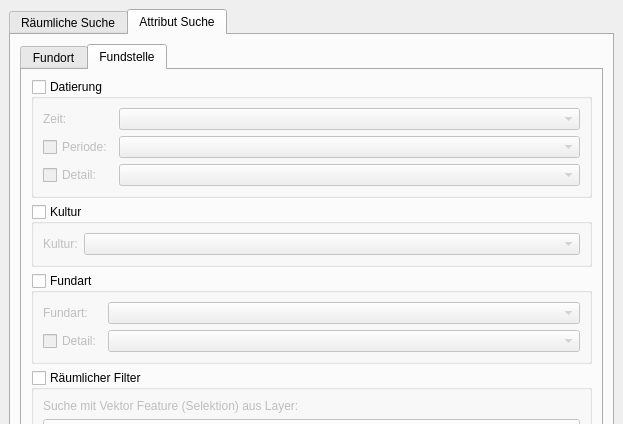
APIS-Luftbildarchiv/APIS3, file APIS/ui/apis_search.ui: the form before one commit; both pictures show x 0 to 623 and y 0 to 424 of the 623 by 1186 pixel window.
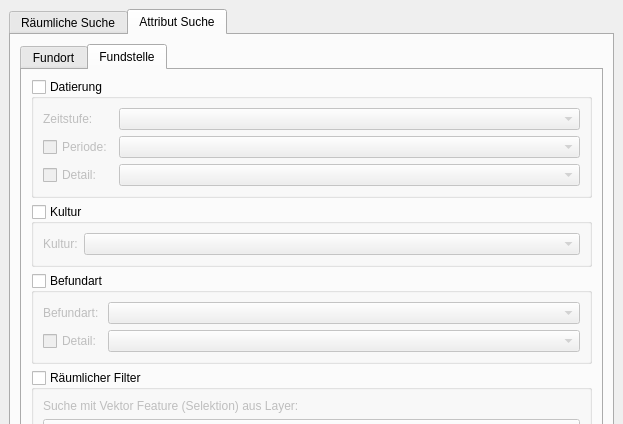
The form after the commit. The open tabs and pages were chosen to show the change. Icons and pictures are not drawn. Custom widgets are drawn as their Qt base class.

```diff
--- a/APIS/ui/apis_search.ui
+++ b/APIS/ui/apis_search.ui
@@ -566,7 +566,7 @@
                <item row="0" column="0">
                 <widget class="QLabel" name="label_3">
                  <property name="text">
-                  <string>Zeit:</string>
+                  <string>Zeitstufe:</string>
                  </property>
                 </widget>
                </item>
@@ -614,7 +614,7 @@
                <bool>true</bool>
               </property>
               <property name="title">
-               <string>Fundart</string>
+               <string>Befundart</string>
               </property>
               <property name="checkable">
                <bool>true</bool>
@@ -626,7 +626,7 @@
                <item row="0" column="0">
                 <widget class="QLabel" name="label_11">
                  <property name="text">
-                  <string>Fundart:</string>
+                  <string>Befundart:</string>
                  </property>
                 </widget>
                </item>
```
